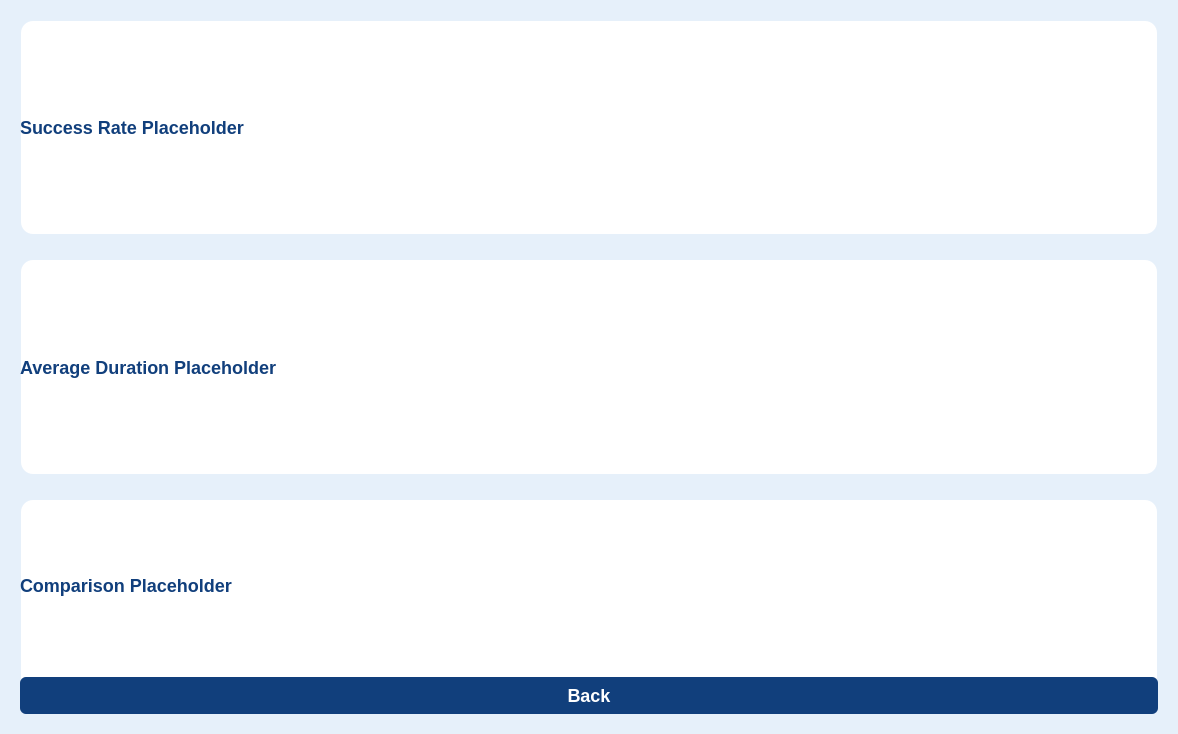
Above: stat.ui from hadirtekaya1/Smart-Vaccination-and-Biological-Research-Center before the change. Below: the same form after it.
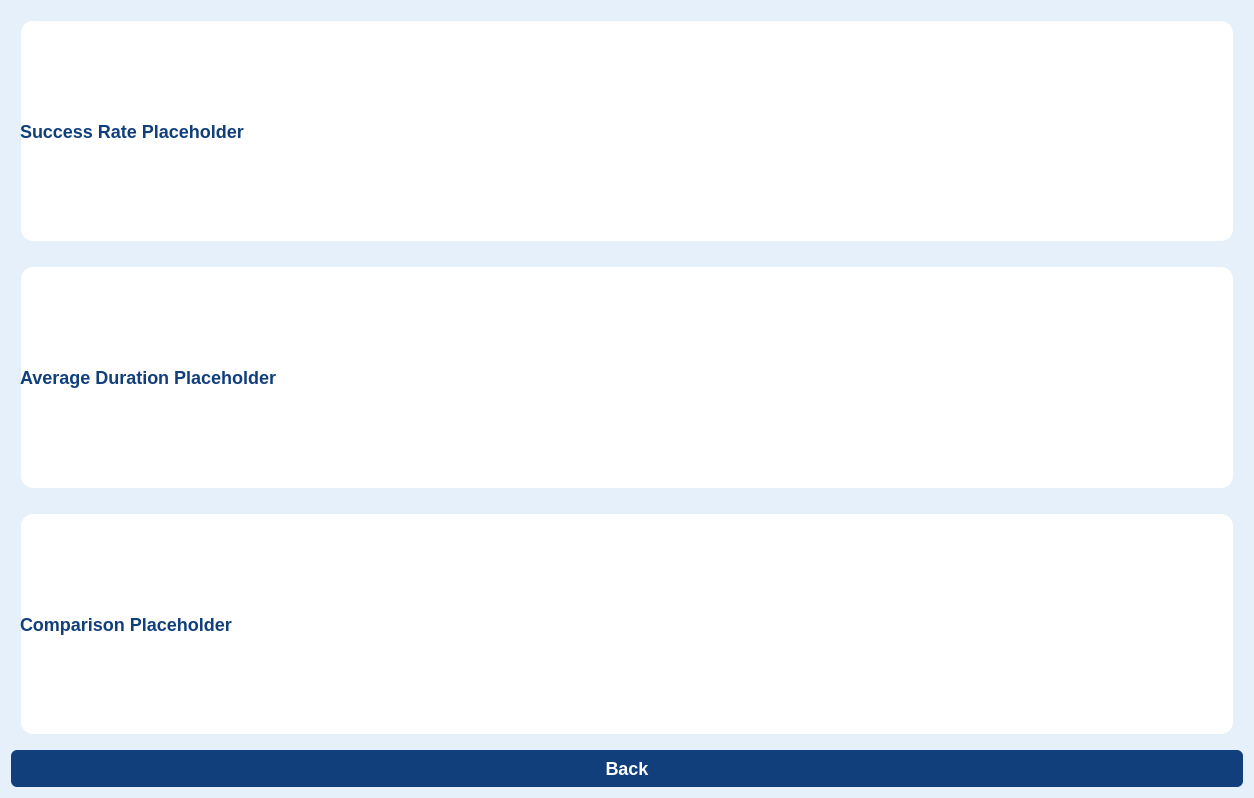
That is the form after the change.

```diff
--- a/stat.ui
+++ b/stat.ui
@@ -6,8 +6,8 @@
    <rect>
     <x>0</x>
     <y>0</y>
-    <width>1178</width>
-    <height>734</height>
+    <width>1254</width>
+    <height>798</height>
    </rect>
   </property>
   <property name="minimumSize">
@@ -135,6 +135,9 @@
         </property>
        </widget>
       </item>
+     </layout>
+    </widget>
+   </item>
       <item>
        <widget class="QPushButton" name="backButton">
         <property name="styleSheet">
@@ -155,9 +158,6 @@
         <property name="text">
          <string>Back</string>
         </property>
-       </widget>
-      </item>
-     </layout>
     </widget>
    </item>
   </layout>
```
Lines whose indentation alone changed are shown as unchanged.
